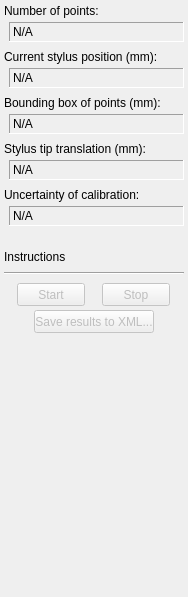
First picture: the form in PlusApp/fCal/Toolboxes/StylusCalibrationToolbox.ui, repository PlusToolkit/PlusApp, before the edit.
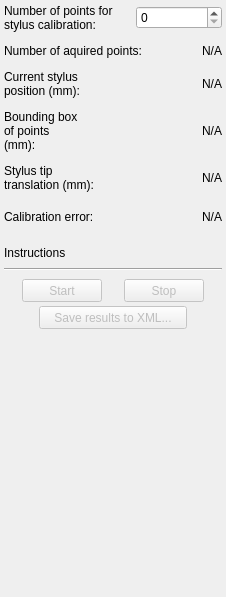
Second picture: the form after the edit.

Commit message: If device set configuration file contains data for a toolbox, it is used as "Session data" (before, only the result of the recently completed subtasks were fed to a toolbox as session data); fCal toolboxes are wider now, and the hole window is bigger

Patch:
```diff
--- a/PlusApp/fCal/Toolboxes/StylusCalibrationToolbox.ui
+++ b/PlusApp/fCal/Toolboxes/StylusCalibrationToolbox.ui
@@ -6,19 +6,25 @@
    <rect>
     <x>0</x>
     <y>0</y>
-    <width>188</width>
+    <width>226</width>
     <height>597</height>
    </rect>
   </property>
+  <property name="sizePolicy">
+   <sizepolicy hsizetype="Fixed" vsizetype="Preferred">
+    <horstretch>0</horstretch>
+    <verstretch>0</verstretch>
+   </sizepolicy>
+  </property>
   <property name="minimumSize">
    <size>
-    <width>188</width>
+    <width>226</width>
     <height>560</height>
    </size>
   </property>
   <property name="maximumSize">
    <size>
-    <width>188</width>
+    <width>226</width>
     <height>16777215</height>
    </size>
   </property>
@@ -33,41 +39,80 @@
     <number>4</number>
    </property>
    <item>
-    <widget class="QLabel" name="label_1">
-     <property name="text">
-      <string>Number of points:</string>
+    <layout class="QHBoxLayout" name="horizontalLayout_7">
+     <item>
+      <widget class="QLabel" name="labelNumberOfStylusCalibrationPoints">
+       <property name="text">
+        <string>Number of points for stylus calibration:</string>
+       </property>
+       <property name="wordWrap">
+        <bool>true</bool>
+       </property>
+      </widget>
+     </item>
+     <item>
+      <widget class="QSpinBox" name="spinBox_NumberOfStylusCalibrationPoints">
+       <property name="maximumSize">
+        <size>
+         <width>86</width>
+         <height>16777215</height>
+        </size>
+       </property>
+       <property name="maximum">
+        <number>2000</number>
+       </property>
+       <property name="singleStep">
+        <number>50</number>
+       </property>
+       <property name="value">
+        <number>0</number>
+       </property>
+      </widget>
+     </item>
+    </layout>
+   </item>
+   <item>
+    <spacer name="verticalSpacer_9">
+     <property name="orientation">
+      <enum>Qt::Vertical</enum>
      </property>
-    </widget>
+     <property name="sizeType">
+      <enum>QSizePolicy::Fixed</enum>
+     </property>
+     <property name="sizeHint" stdset="0">
+      <size>
+       <width>20</width>
+       <height>8</height>
+      </size>
+     </property>
+    </spacer>
    </item>
    <item>
     <layout class="QHBoxLayout" name="horizontalLayout_2">
      <item>
-      <spacer name="horizontalSpacer">
-       <property name="orientation">
-        <enum>Qt::Horizontal</enum>
+      <widget class="QLabel" name="label_1">
+       <property name="text">
+        <string>Number of aquired points:</string>
        </property>
-       <property name="sizeType">
-        <enum>QSizePolicy::Fixed</enum>
+       <property name="wordWrap">
+        <bool>true</bool>
        </property>
-       <property name="sizeHint" stdset="0">
-        <size>
-         <width>5</width>
-         <height>20</height>
-        </size>
-       </property>
-      </spacer>
+      </widget>
      </item>
      <item>
       <widget class="QLabel" name="label_NumberOfPoints">
        <property name="frameShape">
-        <enum>QFrame::Panel</enum>
+        <enum>QFrame::NoFrame</enum>
        </property>
        <property name="frameShadow">
-        <enum>QFrame::Sunken</enum>
+        <enum>QFrame::Plain</enum>
        </property>
        <property name="text">
         <string>N/A</string>
        </property>
+       <property name="alignment">
+        <set>Qt::AlignRight|Qt::AlignTrailing|Qt::AlignVCenter</set>
+       </property>
       </widget>
      </item>
     </layout>
@@ -83,47 +128,43 @@
      <property name="sizeHint" stdset="0">
       <size>
        <width>20</width>
-       <height>4</height>
+       <height>8</height>
       </size>
      </property>
     </spacer>
    </item>
-   <item>
-    <widget class="QLabel" name="label_CurrentPositionText">
-     <property name="text">
-      <string>Current stylus position (mm):</string>
-     </property>
-    </widget>
-   </item>
    <item>
     <layout class="QHBoxLayout" name="horizontalLayout_6">
      <item>
-      <spacer name="horizontalSpacer_5">
-       <property name="orientation">
-        <enum>Qt::Horizontal</enum>
+      <widget class="QLabel" name="label_CurrentPositionText">
+       <property name="text">
+        <string>Current stylus position (mm):</string>
        </property>
-       <property name="sizeType">
-        <enum>QSizePolicy::Fixed</enum>
+       <property name="wordWrap">
+        <bool>true</bool>
        </property>
-       <property name="sizeHint" stdset="0">
-        <size>
-         <width>5</width>
-         <height>20</height>
-        </size>
-       </property>
-      </spacer>
+      </widget>
      </item>
      <item>
       <widget class="QLabel" name="label_CurrentPosition">
+       <property name="minimumSize">
+        <size>
+         <width>136</width>
+         <height>0</height>
+        </size>
+       </property>
        <property name="frameShape">
-        <enum>QFrame::Panel</enum>
+        <enum>QFrame::NoFrame</enum>
        </property>
        <property name="frameShadow">
-        <enum>QFrame::Sunken</enum>
+        <enum>QFrame::Plain</enum>
        </property>
        <property name="text">
         <string>N/A</string>
        </property>
+       <property name="alignment">
+        <set>Qt::AlignRight|Qt::AlignTrailing|Qt::AlignVCenter</set>
+       </property>
       </widget>
      </item>
     </layout>
@@ -139,47 +180,37 @@
      <property name="sizeHint" stdset="0">
       <size>
        <width>20</width>
-       <height>4</height>
+       <height>8</height>
       </size>
      </property>
     </spacer>
    </item>
-   <item>
-    <widget class="QLabel" name="label_2">
-     <property name="text">
-      <string>Bounding box of points (mm):</string>
-     </property>
-    </widget>
-   </item>
    <item>
     <layout class="QHBoxLayout" name="horizontalLayout_3">
      <item>
-      <spacer name="horizontalSpacer_2">
-       <property name="orientation">
-        <enum>Qt::Horizontal</enum>
+      <widget class="QLabel" name="label_2">
+       <property name="text">
+        <string>Bounding box of points (mm):</string>
        </property>
-       <property name="sizeType">
-        <enum>QSizePolicy::Fixed</enum>
+       <property name="wordWrap">
+        <bool>true</bool>
        </property>
-       <property name="sizeHint" stdset="0">
-        <size>
-         <width>5</width>
-         <height>20</height>
-        </size>
-       </property>
-      </spacer>
+      </widget>
      </item>
      <item>
       <widget class="QLabel" name="label_BoundingBox">
-       <property name="frameShape">
-        <enum>QFrame::Panel</enum>
-       </property>
-       <property name="frameShadow">
-        <enum>QFrame::Sunken</enum>
+       <property name="minimumSize">
+        <size>
+         <width>136</width>
+         <height>0</height>
+        </size>
        </property>
        <property name="text">
         <string>N/A</string>
        </property>
+       <property name="alignment">
+        <set>Qt::AlignRight|Qt::AlignTrailing|Qt::AlignVCenter</set>
+       </property>
       </widget>
      </item>
     </layout>
@@ -195,47 +226,37 @@
      <property name="sizeHint" stdset="0">
       <size>
        <width>20</width>
-       <height>4</height>
+       <height>8</height>
       </size>
      </property>
     </spacer>
    </item>
-   <item>
-    <widget class="QLabel" name="label_StylusTipTransformText">
-     <property name="text">
-      <string>Stylus tip translation (mm):</string>
-     </property>
-    </widget>
-   </item>
    <item>
     <layout class="QHBoxLayout" name="horizontalLayout_5">
      <item>
-      <spacer name="horizontalSpacer_4">
-       <property name="orientation">
-        <enum>Qt::Horizontal</enum>
+      <widget class="QLabel" name="label_StylusTipTransformText">
+       <property name="text">
+        <string>Stylus tip translation (mm):</string>
        </property>
-       <property name="sizeType">
-        <enum>QSizePolicy::Fixed</enum>
+       <property name="wordWrap">
+        <bool>true</bool>
        </property>
-       <property name="sizeHint" stdset="0">
-        <size>
-         <width>5</width>
-         <height>20</height>
-        </size>
-       </property>
-      </spacer>
+      </widget>
      </item>
      <item>
       <widget class="QLabel" name="label_StylusTipTransform">
-       <property name="frameShape">
-        <enum>QFrame::Panel</enum>
-       </property>
-       <property name="frameShadow">
-        <enum>QFrame::Sunken</enum>
+       <property name="minimumSize">
+        <size>
+         <width>124</width>
+         <height>0</height>
+        </size>
        </property>
        <property name="text">
         <string>N/A</string>
        </property>
+       <property name="alignment">
+        <set>Qt::AlignRight|Qt::AlignTrailing|Qt::AlignVCenter</set>
+       </property>
       </widget>
      </item>
     </layout>
@@ -251,47 +272,37 @@
      <property name="sizeHint" stdset="0">
       <size>
        <width>20</width>
-       <height>4</height>
+       <height>8</height>
       </size>
      </property>
     </spacer>
    </item>
-   <item>
-    <widget class="QLabel" name="label_PrecisionText">
-     <property name="text">
-      <string>Uncertainty of calibration:</string>
-     </property>
-    </widget>
-   </item>
    <item>
     <layout class="QHBoxLayout" name="horizontalLayout_4">
      <item>
-      <spacer name="horizontalSpacer_3">
-       <property name="orientation">
-        <enum>Qt::Horizontal</enum>
+      <widget class="QLabel" name="label_PrecisionText">
+       <property name="text">
+        <string>Calibration error:</string>
        </property>
-       <property name="sizeType">
-        <enum>QSizePolicy::Fixed</enum>
+       <property name="wordWrap">
+        <bool>true</bool>
        </property>
-       <property name="sizeHint" stdset="0">
-        <size>
-         <width>5</width>
-         <height>20</height>
-        </size>
-       </property>
-      </spacer>
+      </widget>
      </item>
      <item>
       <widget class="QLabel" name="label_Precision">
-       <property name="frameShape">
-        <enum>QFrame::Panel</enum>
-       </property>
-       <property name="frameShadow">
-        <enum>QFrame::Sunken</enum>
+       <property name="minimumSize">
+        <size>
+         <width>124</width>
+         <height>26</height>
+        </size>
        </property>
        <property name="text">
         <string>N/A</string>
        </property>
+       <property name="alignment">
+        <set>Qt::AlignRight|Qt::AlignTrailing|Qt::AlignVCenter</set>
+       </property>
       </widget>
      </item>
     </layout>
@@ -307,7 +318,7 @@
      <property name="sizeHint" stdset="0">
       <size>
        <width>20</width>
-       <height>20</height>
+       <height>12</height>
       </size>
      </property>
     </spacer>
@@ -370,13 +381,13 @@
        </property>
        <property name="minimumSize">
         <size>
-         <width>68</width>
+         <width>80</width>
          <height>23</height>
         </size>
        </property>
        <property name="maximumSize">
         <size>
-         <width>68</width>
+         <width>80</width>
          <height>23</height>
         </size>
        </property>
@@ -392,13 +403,13 @@
        </property>
        <property name="minimumSize">
         <size>
-         <width>68</width>
+         <width>80</width>
          <height>23</height>
         </size>
        </property>
        <property name="maximumSize">
         <size>
-         <width>68</width>
+         <width>80</width>
          <height>23</height>
         </size>
        </property>
@@ -418,13 +429,13 @@
        </property>
        <property name="minimumSize">
         <size>
-         <width>120</width>
+         <width>148</width>
          <height>23</height>
         </size>
        </property>
        <property name="maximumSize">
         <size>
-         <width>120</width>
+         <width>148</width>
          <height>23</height>
         </size>
        </property>
```
The commit also changes 11 other files.
